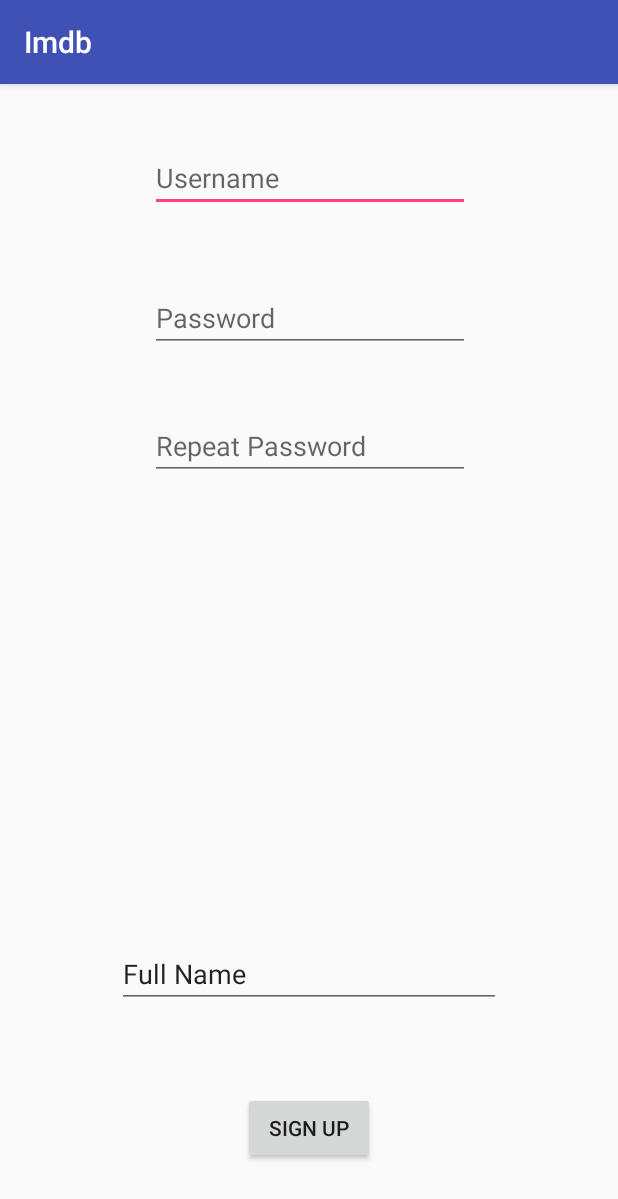
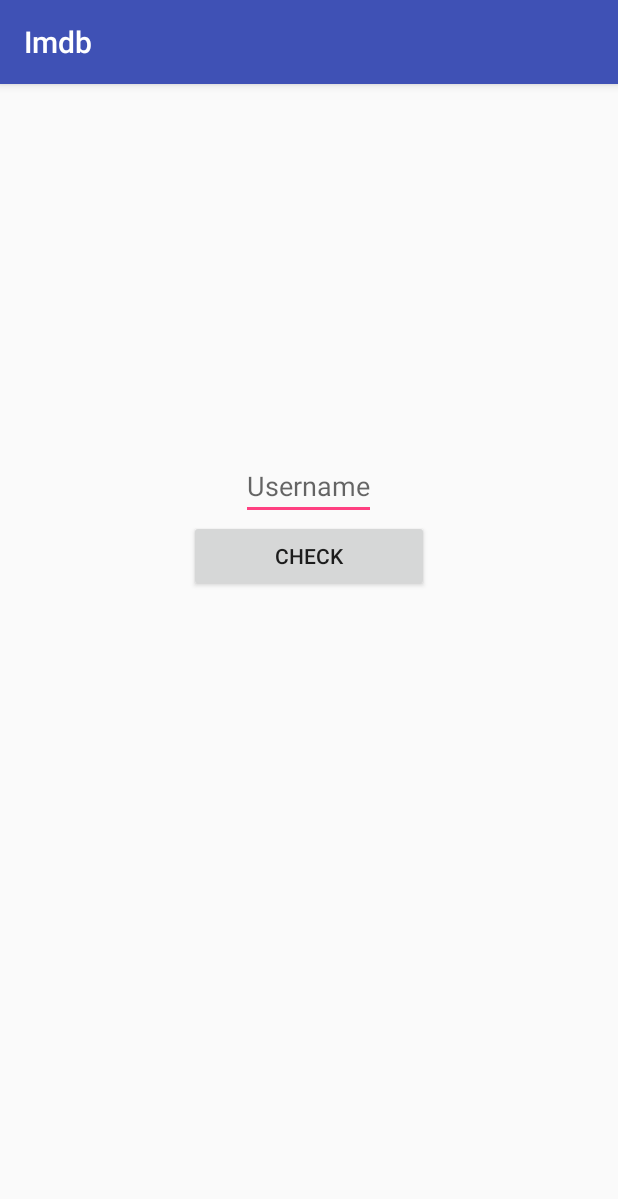
Before and after one commit to amoraitis/SAMovies.Droid.mirror, an Android app: the Signup screen opened directly, with no data from a screen before it, on a phone screen of 412 x 824 dp. Shown: the top 1199 px of the screen. Run offline under Robolectric (Android 15) with nearby library versions, the phone set to English and light mode, and no system bars.

```diff
--- a/app/build.gradle
+++ b/app/build.gradle
@@ -33,6 +33,9 @@ dependencies {
     implementation 'com.squareup.okhttp3:okhttp:3.10.0'
     implementation 'com.squareup.retrofit2:retrofit:2.4.0'
     implementation 'com.squareup.retrofit2:converter-gson:2.1.0'
+    implementation 'com.squareup.retrofit2:converter-scalars:2.3.0'
     implementation 'com.squareup.picasso:picasso:2.5.2'
     implementation 'com.github.bumptech.glide:glide:4.7.1'
-    annotationProcessor 'com.github.bumptech.glide:compiler:4.7.1'}
+    annotationProcessor 'com.github.bumptech.glide:compiler:4.7.1'
+    implementation group: 'com.squareup.okhttp3', name: 'okhttp', version: '3.0.0'
+}
--- a/app/src/main/java/com/imdb/sa/Model/SAMoviesAPIService.java
+++ b/app/src/main/java/com/imdb/sa/Model/SAMoviesAPIService.java
@@ -1,16 +1,58 @@
 package com.imdb.sa.Model;
 
+import okhttp3.RequestBody;
+import okhttp3.ResponseBody;
 import retrofit2.Call;
 import retrofit2.http.Body;
+import retrofit2.http.DELETE;
 import retrofit2.http.GET;
+import retrofit2.http.Headers;
 import retrofit2.http.POST;
+import retrofit2.http.PUT;
+import retrofit2.http.Path;
 import retrofit2.http.Query;
 import retrofit2.http.Url;
 
 public interface SAMoviesAPIService {
-    @GET("users/")
-    Call<User> getUser(@Query("id") int id);
+    public static final String BASE_URL = "http://samoviesapi20180427042140.azurewebsites.net/api/";
 
-    @POST("users/")
-    Call<User> createUser(@Body() String user);
+    @GET("users/{id}")
+    Call<User> getUser(@Path("id") int id);
+
+    @GET("users/login")
+    Call<User> getUserByUserName(@Query("username") String username, @Query("password") String password);
+
+    @GET("users/exist/{username}")
+    Call<User> userExist(@Path("username") String username);
+
+    @Headers("Content-Type: application/json")
+    @POST("users")
+    Call<User> createUser(@Body String user);
+
+    @Headers("Content-Type: application/json")
+    @PUT("users/{id}")
+    Call<User> updateUser(@Path("id") int id, @Body String user);
+
+    @DELETE("users/{id)")
+    Call<User> deleteUser(@Path("id") int id);
+
+    /**
+     * Movie consumer
+     */
+    @GET("movies/sorted")
+    Call<Movie> getSortedMovies();
+
+    @GET("movies/{id}")
+    Call<Movie> getMovie(@Path("id") int id);
+
+    @Headers("Content-Type: application/json")
+    @PUT("movies/{id}")
+    Call<Movie> updateMovie(@Path("id") int id, @Body String Movie);
+
+    @Headers("Content-Type: application/json")
+    @POST("movies")
+    Call<Movie> createMovie(@Body String Movie);
+
+    @DELETE("movies/{id}")
+    Call<Movie> deleteMovie(@Path("id") int id);
 }
--- a/app/src/main/res/layout/activity_signup.xml
+++ b/app/src/main/res/layout/activity_signup.xml
@@ -1,87 +1,59 @@
 <?xml version="1.0" encoding="utf-8"?>
-<android.support.constraint.ConstraintLayout xmlns:android="http://schemas.android.com/apk/res/android"
+<LinearLayout xmlns:android="http://schemas.android.com/apk/res/android"
     xmlns:app="http://schemas.android.com/apk/res-auto"
     xmlns:tools="http://schemas.android.com/tools"
     android:layout_width="match_parent"
     android:layout_height="match_parent"
+    android:layout_centerVertical="true"
+    android:gravity="center"
+    android:orientation="vertical"
     tools:context=".Signup">
 
     <EditText
         android:id="@+id/userSignup"
         android:layout_width="wrap_content"
         android:layout_height="wrap_content"
-        android:layout_marginBottom="8dp"
-        android:layout_marginEnd="8dp"
-        android:layout_marginStart="8dp"
-        android:layout_marginTop="40dp"
+        android:gravity="top"
+        android:hint="Username"
+        android:inputType="text" />
+
+    <Button
+        android:id="@+id/checkAvailabilityBtn"
+        android:layout_width="wrap_content"
+        android:layout_height="wrap_content"
         android:ems="10"
-        android:hint="Username"
-        android:inputType="textPersonName"
-        app:layout_constraintBottom_toTopOf="@+id/passSingup"
-        app:layout_constraintEnd_toEndOf="parent"
-        app:layout_constraintHorizontal_bias="0.503"
-        app:layout_constraintStart_toStartOf="parent"
-        app:layout_constraintTop_toTopOf="parent"
-        app:layout_constraintVertical_bias="0.0" />
+        android:text="Check" />
 
     <EditText
         android:id="@+id/passSingup"
         android:layout_width="wrap_content"
         android:layout_height="wrap_content"
-        android:layout_marginBottom="68dp"
-        android:layout_marginEnd="8dp"
-        android:layout_marginStart="8dp"
-        android:layout_marginTop="40dp"
-        android:ems="10"
         android:hint="Password"
         android:inputType="textPassword"
-        app:layout_constraintBottom_toTopOf="@+id/passReSignup"
-        app:layout_constraintEnd_toEndOf="parent"
-        app:layout_constraintHorizontal_bias="0.503"
-        app:layout_constraintStart_toStartOf="parent"
-        app:layout_constraintTop_toBottomOf="@+id/userSignup" />
+        android:visibility="invisible" />
 
     <EditText
         android:id="@+id/passReSignup"
         android:layout_width="wrap_content"
         android:layout_height="wrap_content"
-        android:layout_marginEnd="8dp"
-        android:layout_marginStart="8dp"
-        android:layout_marginTop="40dp"
-        android:ems="10"
         android:hint="Repeat Password"
         android:inputType="textPassword"
-        app:layout_constraintEnd_toEndOf="parent"
-        app:layout_constraintHorizontal_bias="0.503"
-        app:layout_constraintStart_toStartOf="parent"
-        app:layout_constraintTop_toBottomOf="@+id/passSingup" />
+        android:visibility="invisible" />
 
     <EditText
         android:id="@+id/nameSignup"
-        android:layout_width="256dp"
+        android:layout_width="match_parent"
         android:layout_height="wrap_content"
-        android:layout_marginBottom="56dp"
-        android:layout_marginEnd="8dp"
-        android:layout_marginStart="8dp"
-        android:layout_marginTop="8dp"
-        android:ems="10"
-        android:inputType="textPersonName"
-        android:text="Full Name"
-        app:layout_constraintBottom_toTopOf="@+id/butSignup"
-        app:layout_constraintEnd_toEndOf="parent"
-        app:layout_constraintStart_toStartOf="parent"
-        app:layout_constraintTop_toBottomOf="@+id/passReSignup"
-        app:layout_constraintVertical_bias="1.0" />
+        android:gravity="center_horizontal"
+        android:hint="Full Name"
+        android:inputType="text"
+        android:lines="1"
+        android:visibility="invisible" />
 
     <Button
         android:id="@+id/butSignup"
         android:layout_width="wrap_content"
         android:layout_height="wrap_content"
-        android:layout_marginBottom="48dp"
-        android:layout_marginEnd="8dp"
-        android:layout_marginStart="8dp"
         android:text="sign up"
-        app:layout_constraintBottom_toBottomOf="parent"
-        app:layout_constraintEnd_toEndOf="parent"
-        app:layout_constraintStart_toStartOf="parent" />
-</android.support.constraint.ConstraintLayout>
+        android:visibility="invisible" />
+</LinearLayout>
```
Also changed, not shown: app/src/main/java/com/imdb/sa/Model/Comment.java (added, +36 -0 lines), app/src/main/java/com/imdb/sa/Model/Movie.java (+20 -1 lines), app/src/main/java/com/imdb/sa/Model/MovieApiService.java (+19 -0 lines), app/src/main/java/com/imdb/sa/Model/Rating.java (added, +36 -0 lines), app/src/main/java/com/imdb/sa/Model/Result.java (added, +58 -0 lines), app/src/main/java/com/imdb/sa/Model/User.java (+21 -4 lines), app/src/main/java/com/imdb/sa/Model/VideosResponse.java (added, +28 -0 lines), app/src/main/java/com/imdb/sa/imdb/Home.java (+2 -8 lines), app/src/main/java/com/imdb/sa/imdb/Login.java (+17 -17 lines), app/src/main/java/com/imdb/sa/imdb/Signup.java (+98 -21 lines).
